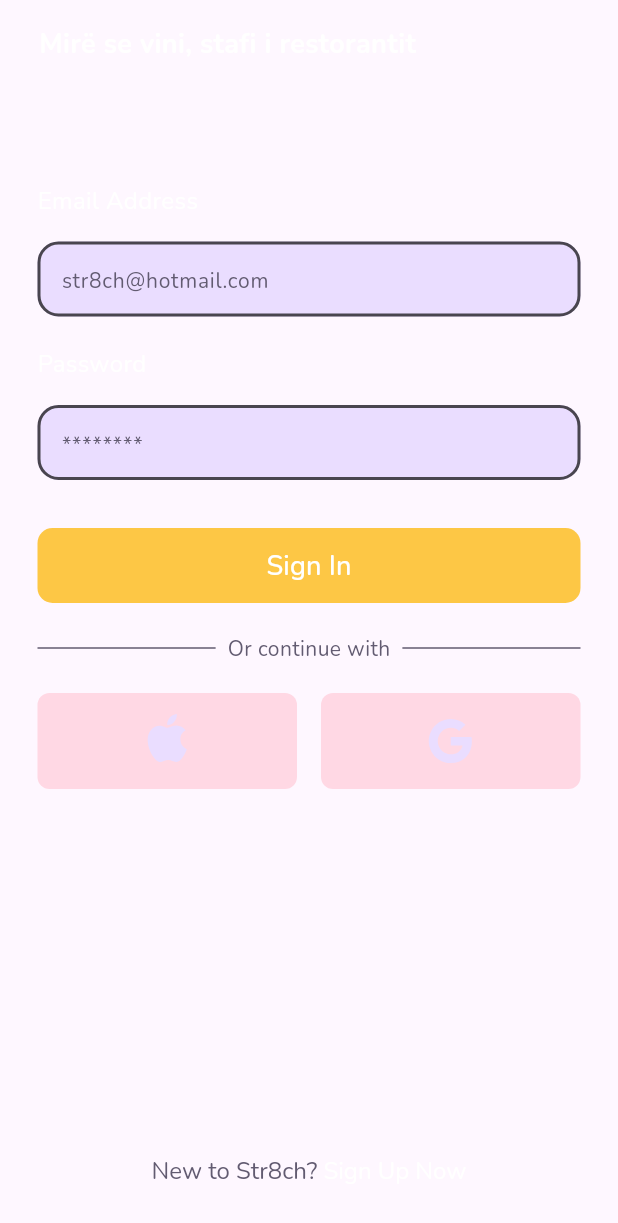
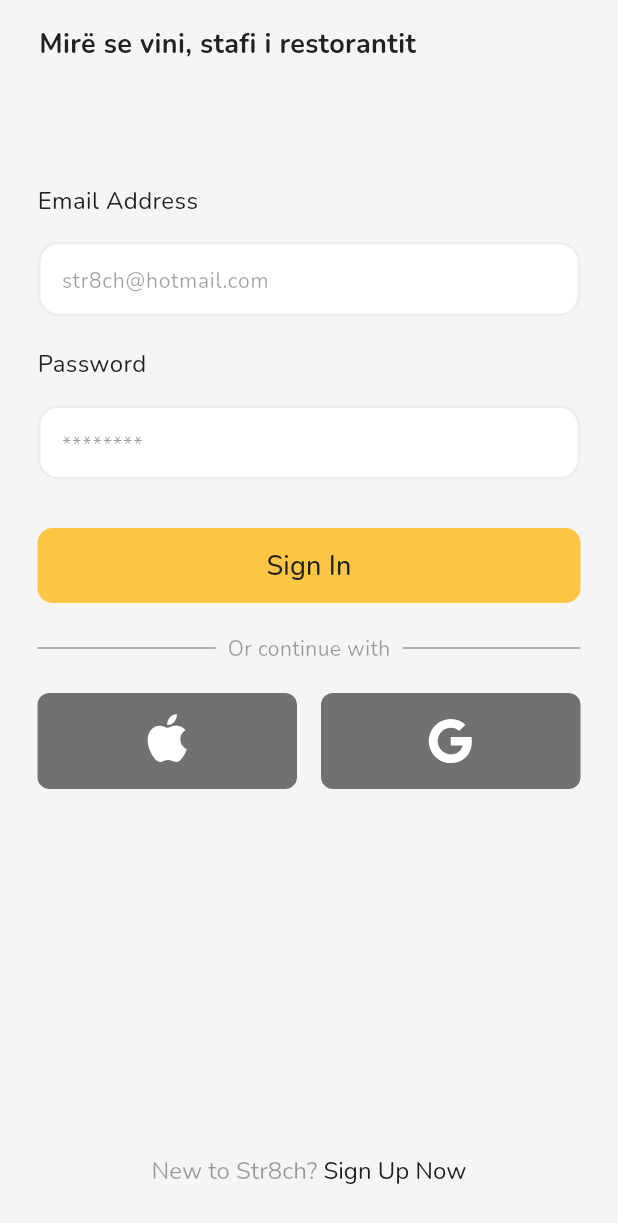
Before and after one commit to suhejbmorina99/apodel_restorant, a Flutter app: the screen it shows after launch, on a phone screen of 412 x 824 dp. Shown: the top 1223 px of the screen. Run offline on Flutter 3.47's test engine with Material 3 defaults, Android fonts, the light colour scheme and no system bars; our stand-ins replace flutter_svg, google_fonts, shared_preferences, timezone.

Commit message:
added colors with themes and added some package

```diff
--- /dev/null
+++ b/lib/core/theme/theme.dart
@@ -0,0 +1,45 @@
+import 'package:flutter/material.dart';
+
+ThemeData lightMode = ThemeData(
+  brightness: Brightness.light,
+  colorScheme: const ColorScheme.light(
+    onPrimary: Color.fromARGB(255, 33, 33, 33), // Te gjitha tekstet
+    surface:
+        Color.fromARGB(255, 245, 245, 245), // Te gjitha backgroundet kryesore
+    inversePrimary: Color.fromARGB(
+        255, 255, 255, 255), // Per navigation bottom bar e kom perdor
+    primaryContainer:
+        Color.fromARGB(255, 255, 255, 255), // Per card background color
+    surfaceTint:
+        Color.fromARGB(255, 255, 229, 169), // Per modal overlay app bar
+    secondary: Colors.black38, // Per text si disabled
+    primary: Colors.black12, // Per buttons ne exercises
+    onSecondary: Colors.black, // Per buttons ne exercises
+    onSurfaceVariant:
+        Color.fromARGB(255, 238, 238, 238), // Per questions border
+    tertiary: Colors.black54, // Per reverse icon ne exercise detail
+    primaryFixed: Colors.white, // Per apple login icon
+    tertiaryFixed: Color.fromARGB(220, 92, 92, 92),
+  ),
+);
+
+ThemeData darkMode = ThemeData(
+  brightness: Brightness.dark,
+  colorScheme: const ColorScheme.dark(
+    onPrimary: Color.fromARGB(255, 255, 255, 255), // Te gjitha tekstet
+    surface: Color.fromARGB(255, 33, 33, 33), // Te gjitha backgroundet kryesore
+    inversePrimary: Color.fromARGB(
+        255, 41, 41, 41), // Per navigation bottom bar e kom perdor
+    primaryContainer:
+        Color.fromARGB(255, 41, 41, 41), // Per card background color
+    surfaceTint: Color.fromARGB(255, 41, 41, 41), // Per modal overlay app bar
+    secondary: Colors.white38, // Per text si disabled
+    primary: Colors.white24, // Per buttons ne exercises
+    onSecondary: Colors.white, // Per buttons ne exercises
+    onSurfaceVariant: Color.fromARGB(80, 255, 245, 222), // Per questions border
+    tertiary: Color.fromARGB(
+        255, 255, 255, 255), // Per reverse icon ne exercise detail
+    primaryFixed: Colors.black,
+    tertiaryFixed: Color.fromARGB(220, 255, 255, 255), // Per apple login icon
+  ),
+);
--- a/lib/main.dart
+++ b/lib/main.dart
@@ -1,6 +1,9 @@
+import 'package:apodel_restorant/core/theme/theme.dart';
+import 'package:apodel_restorant/core/theme/theme_provider.dart';
 import 'package:apodel_restorant/features/auth/presentation/pages/login.dart';
 import 'package:flutter/material.dart';
 import 'package:flutter/services.dart';
+import 'package:provider/provider.dart';
 import 'package:timezone/data/latest.dart' as tz;
 
 void main() async {
@@ -9,7 +12,12 @@
   tz.initializeTimeZones();
   SystemChrome.setPreferredOrientations([DeviceOrientation.portraitUp]);
 
-  runApp(const ApodelRestorant());
+  runApp(
+    ChangeNotifierProvider(
+      create: (context) => ThemeProvider()..loadThemeMode(),
+      child: const ApodelRestorant(),
+    ),
+  );
 }
 
 class ApodelRestorant extends StatelessWidget {
@@ -17,6 +25,17 @@
 
   @override
   Widget build(BuildContext context) {
-    return MaterialApp(home: LoginScreen());
+    final themeProvider = Provider.of<ThemeProvider>(context);
+
+    return MaterialApp(
+      home: LoginScreen(),
+      theme: themeProvider.themeData,
+      darkTheme: darkMode,
+      themeMode: themeProvider.themeMode == ThemeModeOption.on
+          ? ThemeMode.dark
+          : themeProvider.themeMode == ThemeModeOption.off
+          ? ThemeMode.light
+          : ThemeMode.system,
+    );
   }
 }
--- a/pubspec.yaml
+++ b/pubspec.yaml
@@ -38,6 +38,7 @@
   flutter_svg: ^2.2.3
   google_fonts: ^7.1.0
   shared_preferences: ^2.5.4
+  provider: ^6.1.5+1
 
 dev_dependencies:
   flutter_test:
```
Also changed, not shown: lib/core/theme/theme_provider.dart (added, +44 -0 lines), pubspec.lock.
